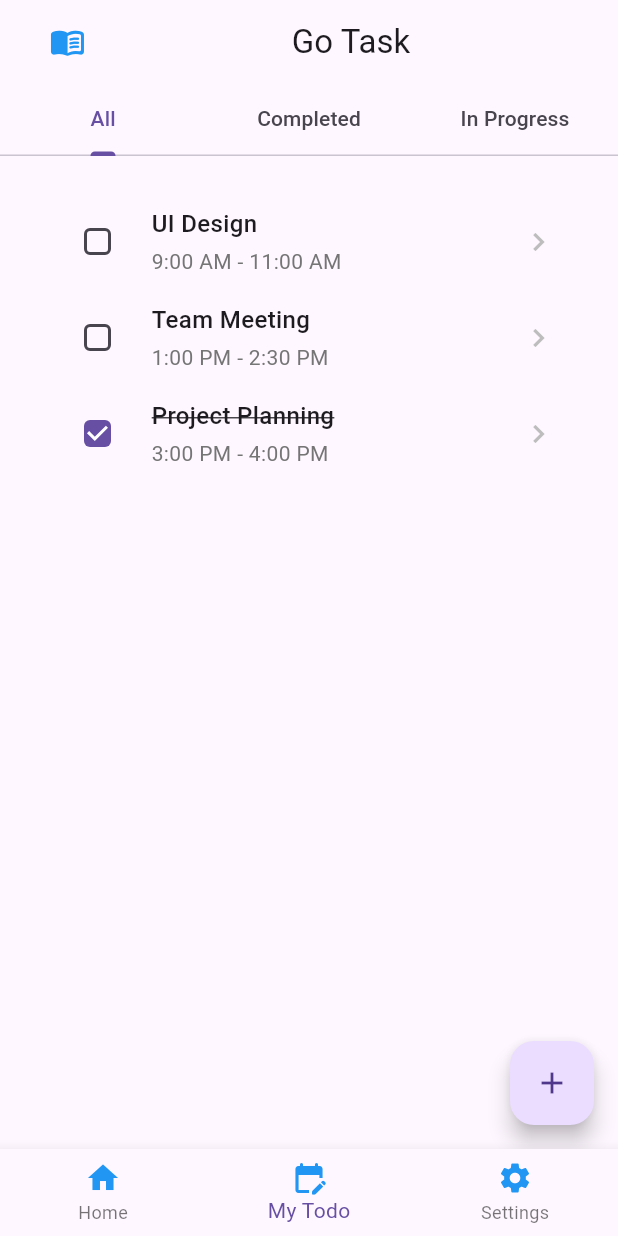
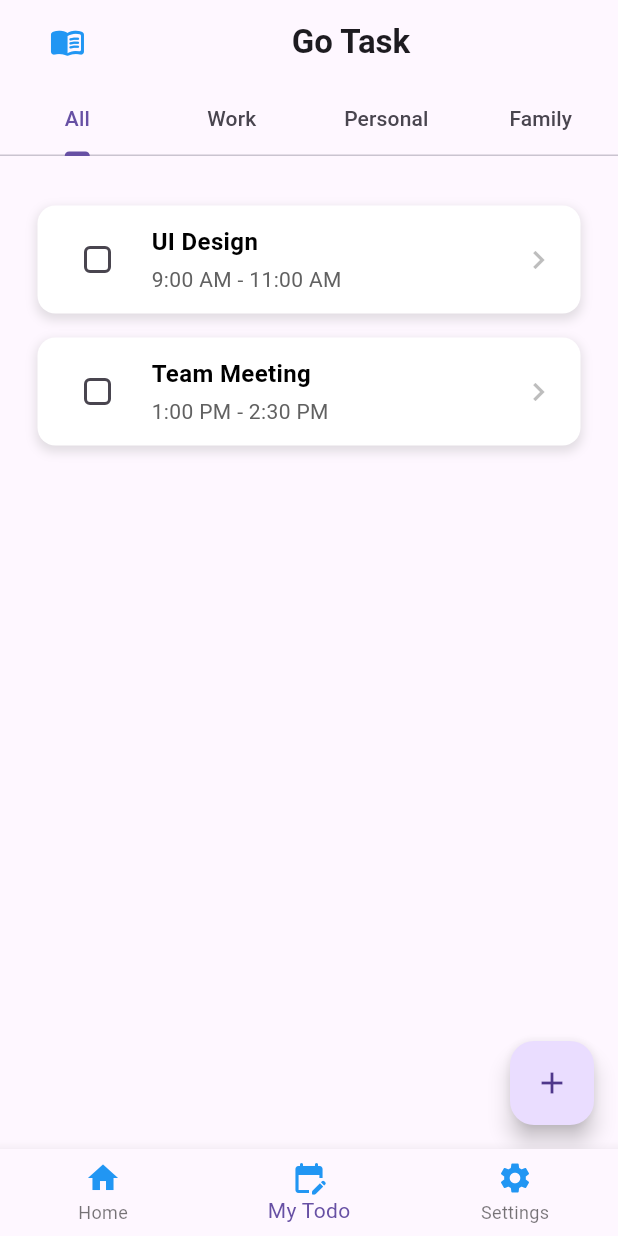
Before and after one commit to faid-terence/Go-Task, a Flutter app: the screen it shows after launch, after a tap on "Get Started", on a phone screen of 412 x 824 dp. Run offline on Flutter 3.47's test engine with Material 3 defaults, Android fonts, the phone set to English and light mode, and no system bars; our stand-ins replace hive_flutter; missing offline and left inert: dart:ffi; accounts and stored records are empty.

Commit message:
Refactor TodoPage widget to fix filtering issues
- Integrate filtering logic directly into _buildTodoList method
- Remove separate _filterByCategory method to resolve scoping error
- Simplify TabBarView children to use _buildTodoList with category strings
- Remove unused _deleteTask method
- Update Addtodopage() call in _addNewTask method

This commit resolves errors in the todo list filtering functionality
and improves overall code structure and efficiency.

```diff
--- a/lib/components/todoList.dart
+++ b/lib/components/todoList.dart
@@ -3,28 +3,55 @@ import 'package:intl/intl.dart';
 
 class Todolist extends StatelessWidget {
   final String taskName;
+  final String description;
   final bool isCompleted;
-  final DateTime startTime;
-  final DateTime endTime;
+  final DateTime? startTime;
+  final DateTime? endTime;
   final Function(bool?)? onCheck;
   final VoidCallback? onTap;
+  final VoidCallback onDelete;
 
-  Todolist({
+  const Todolist({
     Key? key,
     required this.taskName,
+    required this.description,
     required this.isCompleted,
-    required this.startTime,
-    required this.endTime,
+    this.startTime,
+    this.endTime,
     required this.onCheck,
+    required this.onDelete,
     this.onTap,
   }) : super(key: key);
 
   @override
   Widget build(BuildContext context) {
-    return InkWell(
+    return Dismissible(
+      key: Key(taskName), // Assuming taskName is unique
+      background: Container(
+        color: Colors.red,
+        alignment: Alignment.centerRight,
+        padding: const EdgeInsets.only(right: 20),
+        child: const Icon(Icons.delete, color: Colors.white),
+      ),
+      direction: DismissDirection.endToStart,
+      onDismissed: (_) => onDelete(),
+      child: InkWell(
         onTap: onTap,
-      child: Padding(
-        padding: const EdgeInsets.symmetric(vertical: 8.0, horizontal: 16.0),
+        child: Container(
+          margin: const EdgeInsets.symmetric(vertical: 8.0),
+          padding: const EdgeInsets.symmetric(vertical: 12.0, horizontal: 16.0),
+          decoration: BoxDecoration(
+            color: isCompleted ? Colors.grey[200] : Colors.white,
+            borderRadius: BorderRadius.circular(12),
+            boxShadow: [
+              BoxShadow(
+                color: Colors.grey.withOpacity(0.3),
+                spreadRadius: 1,
+                blurRadius: 5,
+                offset: const Offset(0, 3),
+              ),
+            ],
+          ),
           child: Row(
             children: [
               Checkbox(
@@ -43,25 +70,41 @@ class Todolist extends StatelessWidget {
                       taskName,
                       style: TextStyle(
                         fontSize: 16,
-                      fontWeight: FontWeight.w500,
+                        fontWeight: FontWeight.w600,
+                        color: isCompleted ? Colors.grey[600] : Colors.black,
                         decoration: isCompleted
                             ? TextDecoration.lineThrough
                             : TextDecoration.none,
                       ),
                     ),
+                    if (description.isNotEmpty) ...[
                       const SizedBox(height: 4),
                       Text(
-                    '${_formatTime(startTime)} - ${_formatTime(endTime)}',
+                        description,
                         style: TextStyle(
                           fontSize: 14,
-                      color: Colors.grey[600],
+                          color: isCompleted ? Colors.grey : Colors.grey[700],
+                        ),
+                        maxLines: 2,
+                        overflow: TextOverflow.ellipsis,
+                      ),
+                    ],
+                    if (startTime != null && endTime != null) ...[
+                      const SizedBox(height: 4),
+                      Text(
+                        '${_formatTime(startTime!)} - ${_formatTime(endTime!)}',
+                        style: TextStyle(
+                          fontSize: 14,
+                          color: isCompleted ? Colors.grey : Colors.grey[700],
                         ),
                       ),
+                    ],
                   ],
                 ),
               ),
               Icon(Icons.chevron_right, color: Colors.grey[400]),
             ],
+          ),
         ),
       ),
     );
--- /dev/null
+++ b/lib/data/database.dart
@@ -0,0 +1,44 @@
+import 'package:hive_flutter/hive_flutter.dart';
+
+class TodoDatabase {
+  List<Map<String, dynamic>> todoItems = [];
+
+  final _mybox = Hive.box('todoBox');
+
+  // run this method if this is the first time the app is opened
+  void createInitialData() {
+    todoItems = [
+      {
+        'taskName': 'UI Design',
+        'isCompleted': false,
+        'startTime': DateTime(2023, 1, 1, 9, 0),
+        'endTime': DateTime(2023, 1, 1, 11, 0),
+        'category': 'Personal',
+      },
+      {
+        'taskName': 'Team Meeting',
+        'isCompleted': false,
+        'startTime': DateTime(2023, 1, 1, 13, 0),
+        'endTime': DateTime(2023, 1, 1, 14, 30),
+        'category': 'Work',
+      },
+      // ... other items ...
+    ];
+  }
+
+  // load data from Database
+  void loadData() {
+    var loadedData = _mybox.get('todoItems');
+    if (loadedData != null && loadedData is List) {
+      todoItems =
+          loadedData.map((item) => Map<String, dynamic>.from(item)).toList();
+    } else {
+      createInitialData();
+    }
+  }
+
+  // update data in the Database
+  void updateData() {
+    _mybox.put('todoItems', todoItems);
+  }
+}
--- a/lib/main.dart
+++ b/lib/main.dart
@@ -1,4 +1,6 @@
 import 'package:flutter/material.dart';
+import 'package:hive_flutter/adapters.dart';
+
 import 'package:provider/provider.dart';
 import 'package:todo/Provider/themeProvider.dart';
 import 'package:todo/pages/addTodoPage.dart';
@@ -6,7 +8,11 @@ import 'package:todo/pages/homePage.dart';
 import 'package:todo/pages/settingPage.dart';
 import 'package:todo/pages/todoPage.dart';
 
-void main() {
+void main() async {
+  await Hive.initFlutter();
+
+  // open the box
+  await Hive.openBox('todoBox');
   runApp(
     ChangeNotifierProvider(
       create: (context) => Themeprovider(),
--- a/lib/pages/todoPage.dart
+++ b/lib/pages/todoPage.dart
@@ -1,5 +1,8 @@
 import 'package:flutter/material.dart';
+import 'package:hive_flutter/hive_flutter.dart';
 import 'package:todo/components/todoList.dart';
+import 'package:todo/data/database.dart';
+import 'package:todo/pages/addTodoPage.dart';
 
 class Todopage extends StatefulWidget {
   const Todopage({Key? key}) : super(key: key);
@@ -9,32 +12,35 @@ class Todopage extends StatefulWidget {
 }
 
 class _TodopageState extends State<Todopage> {
-  List<Map<String, dynamic>> todoItems = [
-    {
-      'taskName': 'UI Design',
-      'isCompleted': false,
-      'startTime': DateTime(2023, 1, 1, 9, 0),
-      'endTime': DateTime(2023, 1, 1, 11, 0),
-    },
-    {
-      'taskName': 'Team Meeting',
-      'isCompleted': false,
-      'startTime': DateTime(2023, 1, 1, 13, 0),
-      'endTime': DateTime(2023, 1, 1, 14, 30),
-    },
-    {
-      'taskName': 'Project Planning',
-      'isCompleted': true,
-      'startTime': DateTime(2023, 1, 1, 15, 0),
-      'endTime': DateTime(2023, 1, 1, 16, 0),
-    },
-  ];
-  var selectedValue = 0;
+  final _mybox = Hive.box('todoBox');
+  TodoDatabase todoDatabase = TodoDatabase();
+
+  @override
+  void initState() {
+    super.initState();
+    if (_mybox.get("todoItems") == null) {
+      todoDatabase.createInitialData();
+    } else {
+      todoDatabase.loadData();
+    }
+  }
+
+  void _addNewTask() async {
+    final bool? taskAdded = await Navigator.push(
+      context,
+      MaterialPageRoute(builder: (context) => Addtodopage()),
+    );
+    if (taskAdded == true) {
+      setState(() {
+        todoDatabase.loadData();
+      });
+    }
+  }
 
   @override
   Widget build(BuildContext context) {
     return DefaultTabController(
-      length: 3,
+      length: 4,
       child: Scaffold(
         appBar: AppBar(
           leading: Padding(
@@ -45,58 +51,73 @@ class _TodopageState extends State<Todopage> {
                 color: Colors.blue,
               ),
               onPressed: () {
-                Navigator.pop(context);
+                // Implement menu functionality if needed
               },
             ),
           ),
           title: const Center(
             child: Text(
               "Go Task",
-              style: TextStyle(),
+              style: TextStyle(fontWeight: FontWeight.bold),
             ),
           ),
           bottom: const TabBar(
             tabs: [
               Tab(text: 'All'),
-              Tab(text: 'Completed'),
-              Tab(text: 'In Progress'),
+              Tab(text: 'Work'),
+              Tab(text: 'Personal'),
+              Tab(text: 'Family'),
             ],
           ),
         ),
-        body: Container(
-          padding: const EdgeInsets.symmetric(vertical: 25, horizontal: 25),
-          child: TabBarView(
+        body: TabBarView(
           children: [
-              _buildTodoList(todoItems),
-              _buildTodoList(
-                  todoItems.where((item) => item['isCompleted']).toList()),
-              _buildTodoList(
-                  todoItems.where((item) => !item['isCompleted']).toList()),
+            _buildTodoList('All'),
+            _buildTodoList('Work'),
+            _buildTodoList('Personal'),
+            _buildTodoList('Family'),
           ],
-          ),
         ),
         floatingActionButton: FloatingActionButton(
           child: const Icon(Icons.add),
-            onPressed: () {
-              Navigator.pushNamed(context, '/addTodo');
-            }),
+          onPressed: _addNewTask,
+        ),
       ),
     );
   }
 
-  Widget _buildTodoList(List<Map<String, dynamic>> items) {
-    return ListView.builder(
+  Widget _buildTodoList(String category) {
+    List<Map<String, dynamic>> items;
+    if (category == 'All') {
+      items = List.from(todoDatabase.todoItems);
+    } else {
+      items = todoDatabase.todoItems
+          .where((item) => item['category'] == category)
+          .toList();
+    }
+
+    return Container(
+      padding: const EdgeInsets.symmetric(vertical: 25, horizontal: 25),
+      child: ListView.builder(
         itemCount: items.length,
         itemBuilder: (context, index) {
           final item = items[index];
           return Todolist(
-          taskName: item['taskName'],
-          isCompleted: item['isCompleted'],
-          startTime: item['startTime'],
-          endTime: item['endTime'],
+            taskName: item['taskName'] ?? 'Untitled Task',
+            description: item['description'] ?? '',
+            isCompleted: item['isCompleted'] ?? false,
+            startTime: item['startTime'] as DateTime?,
+            endTime: item['endTime'] as DateTime?,
             onCheck: (bool? value) {
               setState(() {
                 item['isCompleted'] = value ?? false;
+                todoDatabase.updateData();
+              });
+            },
+            onDelete: () {
+              setState(() {
+                todoDatabase.todoItems.remove(item);
+                todoDatabase.updateData();
               });
             },
             onTap: () {
@@ -104,6 +125,7 @@ class _TodopageState extends State<Todopage> {
             },
           );
         },
+      ),
     );
   }
 }
--- a/pubspec.yaml
+++ b/pubspec.yaml
@@ -37,6 +37,8 @@ dependencies:
   intl: ^0.17.0
   provider: ^6.0.1
   shared_preferences: ^2.0.8
+  hive: ^2.2.3
+  hive_flutter: ^1.1.0
 
 dev_dependencies:
   flutter_test:
@@ -48,6 +50,8 @@ dev_dependencies:
   # package. See that file for information about deactivating specific lint
   # rules and activating additional ones.
   flutter_lints: ^4.0.0
+  hive_generator: ^1.1.3
+  build_runner: ^2.1.11
 
 # For information on the generic Dart part of this file, see the
 # following page: https://dart.dev/tools/pub/pubspec
```
Also changed, not shown: lib/pages/addTodoPage.dart (+59 -13 lines), pubspec.lock, 1 other file. Lines whose indentation alone changed are shown as unchanged.
